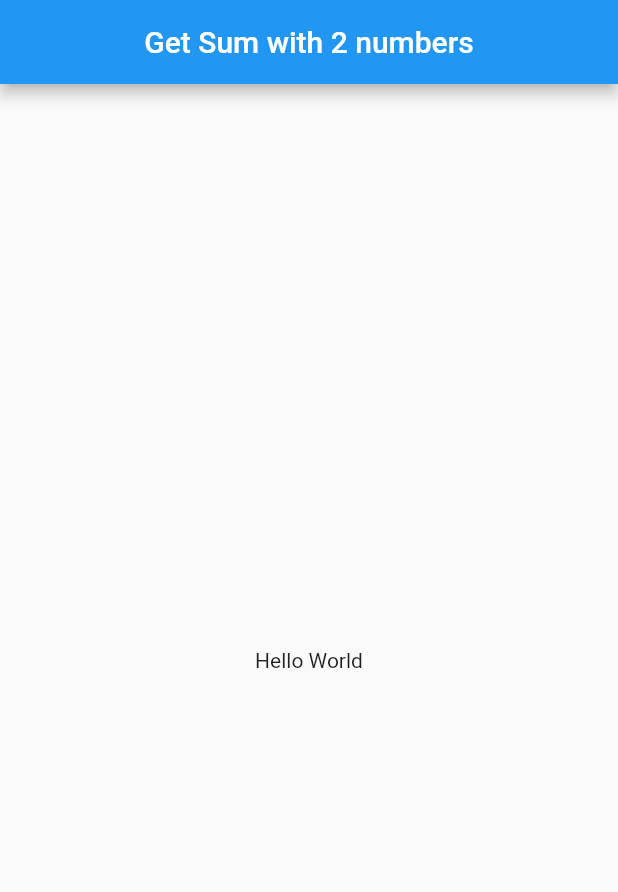
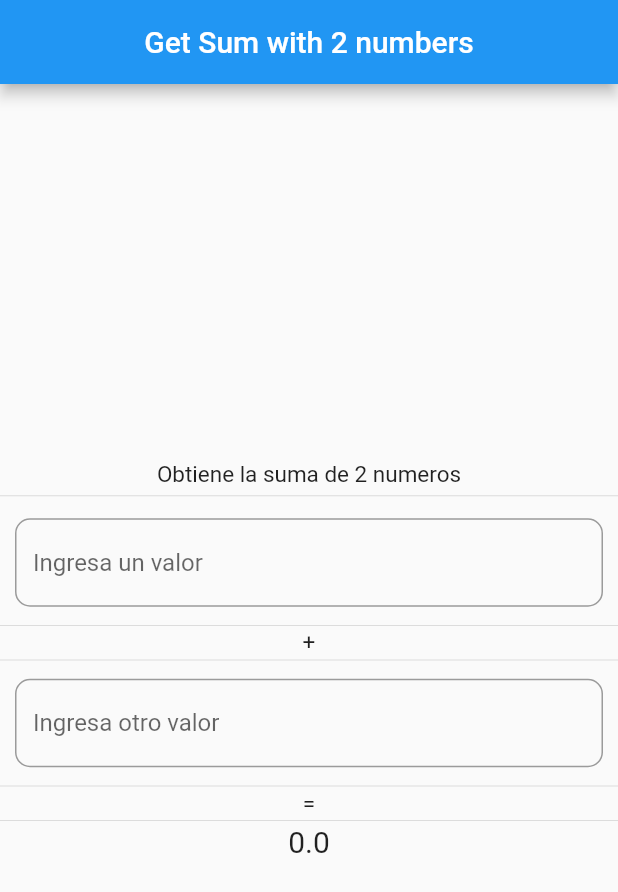
Before and after one commit to RuddyQuispe/flutter-test-topics, a Flutter app: the screen it shows after launch, on a phone screen of 412 x 824 dp. Shown: the top 892 px of the screen. Run offline on Flutter 3.47's test engine with Material 2 defaults, Android fonts, the phone set to English and light mode, and no system bars.

Commit message:
build: upload sum value of 2 numbers

```diff
--- a/lib/pages/sum_page.dart
+++ b/lib/pages/sum_page.dart
@@ -8,6 +8,12 @@ class SumPage extends StatefulWidget {
 }
 
 class _SumPageState extends State<SumPage> {
+  final _controllerFirstTextField = TextEditingController();
+  final _controllerSecondTextField = TextEditingController();
+  double _sumTotal = 0;
+  double _firstValue = 0;
+  double _secondValue = 0;
+
   @override
   Widget build(BuildContext context) {
     return Scaffold(
@@ -18,7 +24,65 @@ class _SumPageState extends State<SumPage> {
       ),
       body: Center(
         child: Container(
-          child: Text('Hello World'),
+          alignment: Alignment.center,
+          child: Column(
+            mainAxisAlignment: MainAxisAlignment.center,
+            children: [
+              Text(
+                "Obtiene la suma de 2 numeros",
+                style: TextStyle(fontSize: 15.0),
+              ),
+              Divider(height: 10.0),
+              Padding(
+                padding: const EdgeInsets.all(10.0),
+                child: TextField(
+                  controller: _controllerFirstTextField,
+                  keyboardType: TextInputType.numberWithOptions(decimal: true, signed: true),
+                  cursorColor: Colors.greenAccent,
+                  decoration: InputDecoration(hintText: "Ingresa un valor", border: OutlineInputBorder(borderRadius: BorderRadius.circular(10.0))),
+                  onChanged: (value) {
+                    if (value == "") value = "0";
+                    this.setState(() {
+                      _firstValue = double.parse(value);
+                      _sumTotal = _firstValue + _secondValue;
+                    });
+                  },
+                ),
+              ),
+              Divider(height: 5),
+              Text(
+                "+",
+                style: TextStyle(fontSize: 15.0),
+              ),
+              Divider(height: 5),
+              Padding(
+                padding: const EdgeInsets.all(10.0),
+                child: TextField(
+                  controller: _controllerSecondTextField,
+                  keyboardType: TextInputType.numberWithOptions(decimal: true, signed: true),
+                  cursorColor: Colors.greenAccent,
+                  decoration: InputDecoration(hintText: "Ingresa otro valor", border: OutlineInputBorder(borderRadius: BorderRadius.circular(10.0))),
+                  onChanged: (value) {
+                    if (value == "") value = "0";
+                    this.setState(() {
+                      _secondValue = double.parse(value);
+                      _sumTotal = _firstValue + _secondValue;
+                    });
+                  },
+                ),
+              ),
+              Divider(height: 5),
+              Text(
+                "=",
+                style: TextStyle(fontSize: 15.0),
+              ),
+              Divider(height: 5),
+              Text(
+                _sumTotal.toString(),
+                style: TextStyle(fontSize: 20.0),
+              ),
+            ],
+          ),
         ),
       ),
     );
```
